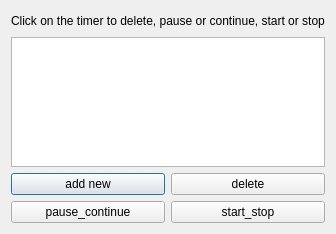
This is Lab2/timerwindow.ui in MariKush/OOP as Qt 5 draws it before an edit. The edited form follows.
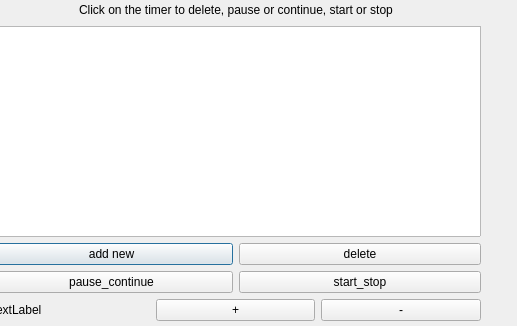
This is the edited form.

Commit message: add repeat and weekday

Patch:
```diff
--- a/Lab2/timerwindow.ui
+++ b/Lab2/timerwindow.ui
@@ -6,13 +6,22 @@
    <rect>
     <x>0</x>
     <y>0</y>
-    <width>319</width>
-    <height>234</height>
+    <width>517</width>
+    <height>326</height>
    </rect>
   </property>
   <property name="windowTitle">
    <string>Dialog</string>
   </property>
+  <widget class="QWidget" name="">
+   <property name="geometry">
+    <rect>
+     <x>-10</x>
+     <y>0</y>
+     <width>491</width>
+     <height>321</height>
+    </rect>
+   </property>
   <layout class="QVBoxLayout" name="verticalLayout">
    <item>
     <layout class="QHBoxLayout" name="horizontalLayout">
@@ -90,7 +99,33 @@
      </item>
     </layout>
    </item>
-  </layout>
+    <item>
+     <layout class="QHBoxLayout" name="horizontalLayout_4">
+      <item>
+       <widget class="QLabel" name="label_2">
+        <property name="text">
+         <string>TextLabel</string>
+        </property>
+       </widget>
+      </item>
+      <item>
+       <widget class="QPushButton" name="AddRepeatCount">
+        <property name="text">
+         <string>+</string>
+        </property>
+       </widget>
+      </item>
+      <item>
+       <widget class="QPushButton" name="SubstructRepeatCount">
+        <property name="text">
+         <string>-</string>
+        </property>
+       </widget>
+      </item>
+     </layout>
+    </item>
+   </layout>
+  </widget>
  </widget>
  <resources/>
  <connections/>
```
Lines whose indentation alone changed are shown as unchanged. The commit also changes 16 other files.
